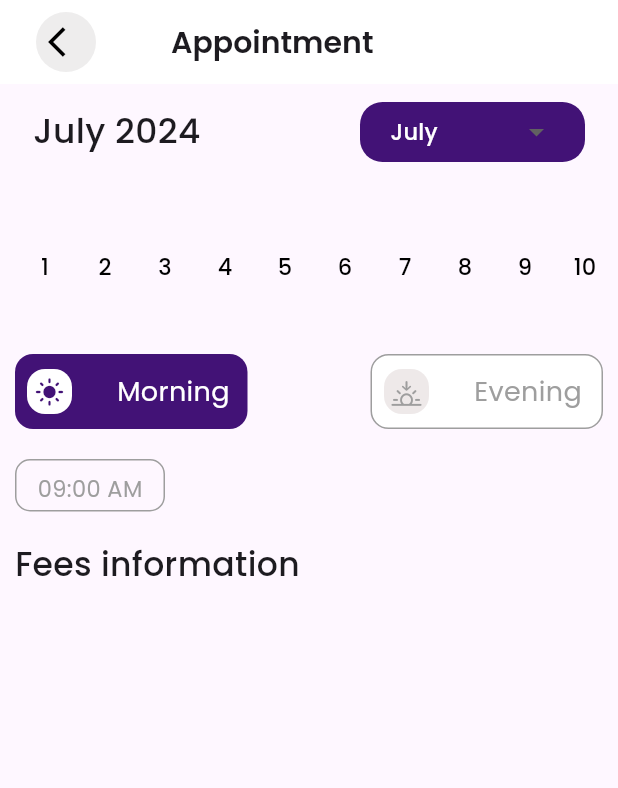
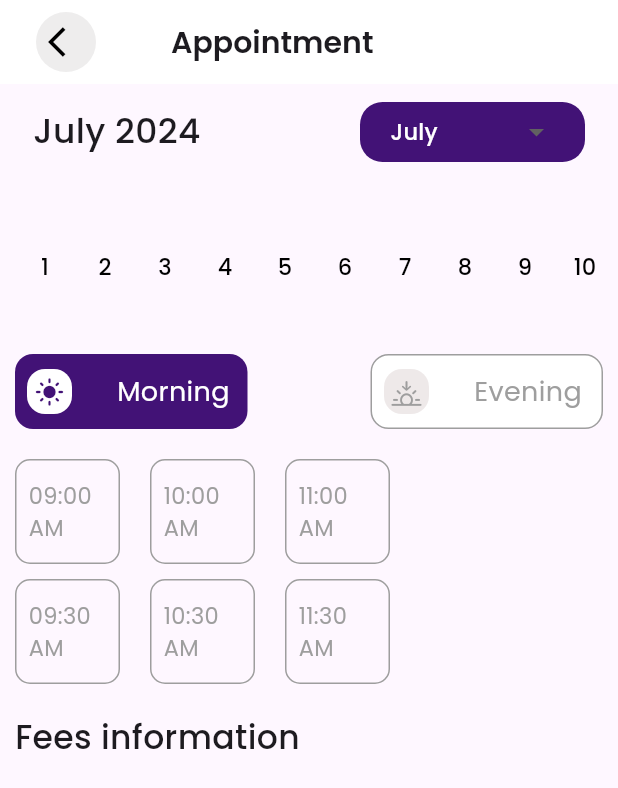
Before and after one commit to JohnGastone/Dokta-Konzo, a Flutter app: the CreateAppointment screen opened directly, on a phone screen of 412 x 824 dp. Shown: the top 788 px of the screen. Run offline on Flutter 3.47's test engine with Material 3 defaults, Android fonts, the phone set to English and light mode, and no system bars; our stand-ins replace flutter_onboarding_slider, google_fonts, google_maps_flutter, permission_handler.

Commit message:
Appointment page++

```diff
--- a/lib/Pages/Appointment/Appointment.dart
+++ b/lib/Pages/Appointment/Appointment.dart
@@ -1,6 +1,7 @@
 // ignore_for_file: prefer_const_constructors
 
 import 'package:doktakonzo/Pages/components/DatePicker.dart';
+import 'package:doktakonzo/models.dart';
 import 'package:flutter/cupertino.dart';
 import 'package:flutter/material.dart';
 import 'package:google_fonts/google_fonts.dart';
@@ -13,6 +14,12 @@ class CreateAppointment extends StatefulWidget {
 }
 
 class _CreateAppointmentState extends State<CreateAppointment> {
+  List<AppointmentTimesModel> displayAppointmentsMorningTimes =
+      List.from(AppointmentMorningTimesList.displayList);
+
+  List<AppointmentTimesModel> displayAppointmentsEveningTimes =
+      List.from(AppointmentEveningTimesList.getAppointmentTimes);
+
   @override
   Widget build(BuildContext context) {
     return Scaffold(
@@ -137,8 +144,19 @@ class _CreateAppointmentState extends State<CreateAppointment> {
               SizedBox(
                 height: 20,
               ),
-              Container(
-                width: 100,
+              SizedBox(
+                height: 150,
+                width: 340,
+                child: GridView.builder(
+                  gridDelegate: SliverGridDelegateWithFixedCrossAxisCount(
+                    crossAxisCount: 2,
+                    crossAxisSpacing: 10,
+                    mainAxisSpacing: 20,
+                  ),
+                  scrollDirection: Axis.horizontal,
+                  itemCount: displayAppointmentsMorningTimes.length,
+                  itemBuilder: (context, index) => Container(
+                    width: 180,
                     height: 35,
                     decoration: BoxDecoration(
                         borderRadius: BorderRadius.circular(10),
@@ -147,9 +165,11 @@ class _CreateAppointmentState extends State<CreateAppointment> {
                       padding: const EdgeInsets.all(8.0),
                       child: Center(
                         child: Text(
-                      "09:00 AM",
-                      style:
-                          GoogleFonts.poppins(fontSize: 15, color: Colors.grey),
+                          displayAppointmentsMorningTimes[index].time!,
+                          style: GoogleFonts.poppins(
+                              fontSize: 15, color: Colors.grey),
+                        ),
+                      ),
                     ),
                   ),
                 ),
```
Lines whose indentation alone changed are shown as unchanged.
